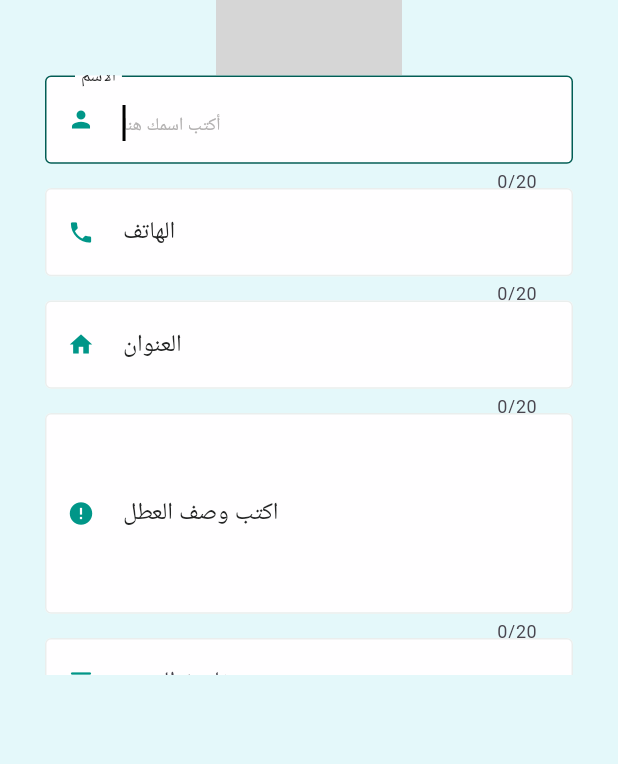
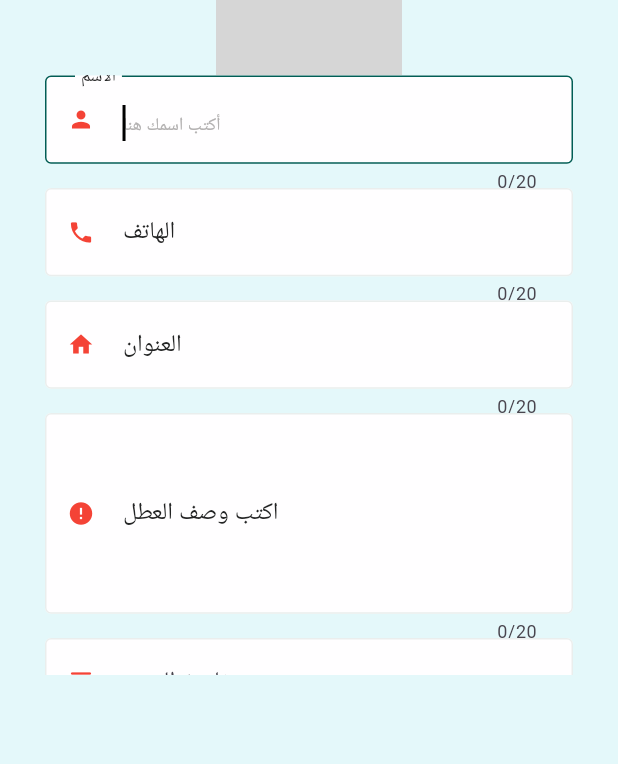
Before and after one commit to abd407/PalFix-1, a Flutter app: the ImageScreen screen opened directly with empty values, on a phone screen of 412 x 824 dp. Shown: the part 194-958 px from the top of the screen. Run offline on Flutter 3.47's test engine with Material 3 defaults, Android fonts, the phone set to English and light mode, and no system bars; our stand-ins replace animated_splash_screen, cached_network_image, carousel_slider, connectivity_plus, flutter_custom_clippers, flutter_social_button and 3 more; missing offline and left inert: dart:ffi; network calls fail; project files that could hold a hidden picture were left out; grey boxes are pictures that could not be loaded.

Commit message:
Validation Is Working

```diff
--- a/lib/services/ApiController.dart
+++ b/lib/services/ApiController.dart
@@ -95,7 +95,14 @@ class ApiController {
 //-------------------------- From API ----------------------------//
 //----------------------------------------------------------------//
 
-  static Future<String> postAppointment() async {
+  static Future<String> postAppointment(
+    String name,
+    String phone,
+    String date,
+    String address,
+    String notes,
+    String id_service,
+  ) async {
     var client = http.Client();
 
     var uri = Uri.parse("https://palfix.ps/api/Home/insert_appointment");
@@ -103,12 +110,12 @@ class ApiController {
     var result = "";
     final response = await client
         .post(uri, body: {
-          "appointment_name": "Hamza",
-          "appointment_tel": "599222190",
-          "appointment_address": "gaza - khanyounis",
-          "appointment_notes": "test test test test test ",
+          "appointment_name": name,
+          "appointment_tel": phone,
+          "appointment_address": address,
+          "appointment_notes": notes,
           "appointment_date": "2024-05-03 12:18:00",
-          "services_id": "16",
+          "services_id": id_service,
         })
         .then((value) => result = value.statusCode.toString())
         .onError((error, stackTrace) => result = error.toString());
--- a/lib/views/PopUpScreen.dart
+++ b/lib/views/PopUpScreen.dart
@@ -12,7 +12,9 @@ import 'package:intl/intl.dart';
 class ImageScreen extends StatefulWidget {
   final String url;
   final String title;
-  const ImageScreen(this.url, this.title);
+  final String servic_id;
+
+  const ImageScreen(this.url, this.title, this.servic_id);
 
   pushToHome(BuildContext context) {
     Navigator.of(context).push(
@@ -21,13 +23,14 @@ class ImageScreen extends StatefulWidget {
   }
 
   @override
-  _MyImageScreen createState() => _MyImageScreen(url, title);
+  _MyImageScreen createState() => _MyImageScreen(url, title, servic_id);
 }
 
 // ignore: unused_element
 class _MyImageScreen extends State<ImageScreen> {
   final String url;
   final String title;
+  final String servic_id;
 
   String name = "";
   var nameIsNotEmpty = false;
@@ -40,12 +43,62 @@ class _MyImageScreen extends State<ImageScreen> {
   String problem = "";
   var problemIsNotEmpty = false;
 
-  _MyImageScreen(this.url, this.title);
+  var isValediate = false;
+  String ValidationString = "";
+  _MyImageScreen(this.url, this.title, this.servic_id);
 
   @override
   void initState() {
     dateInput.text = ""; //set the initial value of text field
     super.initState();
+  }
+
+
+  //------------------------------------------------------------------------------------//
+  //------------------------------- Valediate Function ---------------------------------//
+  //------------------------------------------------------------------------------------//
+  String Validate() {
+    String result = "";
+
+    if (name == "") {
+      result += " الاسم ";
+    }
+
+    if (problem == "") {
+      result += " المشكلة  ";
+    }
+
+    if (date == "") {
+      result += " الموعد   ";
+    }
+
+    if (address == "") {
+      result += " العنوان   ";
+    }
+
+    if (phone == "") {
+      result += " رقم الهاتف   ";
+    }
+    print("----------------- Result ---------------");
+    print(result);
+    print("----------------- Result ---------------");
+
+    if (result != "") {
+      result = "الرجاء ادخال البيانات التالية $result";
+      setState(() {
+        ValidationString = result;
+        isValediate = true;
+      });
+    } else {
+      setState(() {
+        ValidationString = result;
+        isValediate = false;
+        //ApiController.postAppointment(
+        //  name, phone, date, address, problem, servic_id);
+        print("$name\n$phone\n$date\n$address\n$problem\n$servic_id");
+      });
+    }
+    return result;
   }
 
   //------------------------------------------------------------------------------------//
@@ -101,8 +154,10 @@ class _MyImageScreen extends State<ImageScreen> {
                               onChanged: (val) {
                                 setState(() {
                                   name = val;
-                                  nameIsNotEmpty = val == "" ? false : true;
+                                  nameIsNotEmpty = name == "" ? false : true;
+
                                 });
+                                print(name);
                               },
                               autofocus: true,
                               cursorColor: Colors.black,
@@ -113,7 +168,7 @@ class _MyImageScreen extends State<ImageScreen> {
                                 prefixIcon: Icon(
                                   Icons.person,
                                   color:
-                                      nameIsNotEmpty ? Colors.red : Colors.teal,
+                                      nameIsNotEmpty ? Colors.teal : Colors.red,
                                 ),
                                 hintText: 'أكتب اسمك هنا',
                                 hintStyle: const TextStyle(
@@ -158,7 +213,7 @@ class _MyImageScreen extends State<ImageScreen> {
                               onChanged: (val) {
                                 setState(() {
                                   phone = val;
-                                  phoneIsNotEmpty = val == "" ? true : false;
+                                  phoneIsNotEmpty = phone == "" ? false : true;
                                 });
                               },
                               cursorColor: Colors.black,
@@ -169,8 +224,8 @@ class _MyImageScreen extends State<ImageScreen> {
                                 prefixIcon: Icon(
                                   Icons.phone,
                                   color: phoneIsNotEmpty
-                                      ? Colors.red
-                                      : Colors.teal,
+                                      ? Colors.teal
+                                      : Colors.red,
                                 ),
                                 hintText: '05x xxx xxxx',
                                 hintStyle: const TextStyle(
@@ -226,8 +281,8 @@ class _MyImageScreen extends State<ImageScreen> {
                                 prefixIcon: Icon(
                                   Icons.home,
                                   color: addressIsNotEmpty
-                                      ? Colors.red
-                                      : Colors.teal,
+                                      ? Colors.teal
+                                      : Colors.red,
                                 ),
                                 hintText: 'أكتب عنوانك هنا',
                                 hintStyle: const TextStyle(
@@ -268,11 +323,13 @@ class _MyImageScreen extends State<ImageScreen> {
                           ///---------------------------------------------------------
                           Container(
                             height: 150,
-                            margin: const EdgeInsets.only(right: 30, left: 30),
+                            margin: EdgeInsets.only(right: 30, left: 30),
                             child: TextField(
                               onChanged: (val) {
                                 setState(() {
                                   problem = val;
+                                  problemIsNotEmpty =
+                                      problem == "" ? false : true;
                                 });
                               },
                               cursorColor: Colors.black,
@@ -281,33 +338,35 @@ class _MyImageScreen extends State<ImageScreen> {
                               minLines: 5,
                               style: const TextStyle(
                                   color: Color.fromARGB(255, 43, 43, 43)),
-                              decoration: const InputDecoration(
+                              decoration: InputDecoration(
                                 prefixIcon: Icon(
                                   Icons.error,
-                                  color: Colors.teal,
+                                  color: problemIsNotEmpty
+                                      ? Colors.teal
+                                      : Colors.red,
                                 ),
                                 hintText: 'العطل',
-                                hintStyle: TextStyle(
+                                hintStyle: const TextStyle(
                                     color: Color(0xFFB3B1B1),
                                     fontSize: 12,
                                     fontWeight: FontWeight.normal),
                                 contentPadding: EdgeInsets.all(20),
                                 isDense: true,
                                 labelText: 'اكتب وصف العطل',
-                                labelStyle: TextStyle(
+                                labelStyle: const TextStyle(
                                     color: Color.fromARGB(255, 35, 36, 36)),
-                                border: OutlineInputBorder(
+                                border: const OutlineInputBorder(
                                   borderSide:
                                       BorderSide(color: Colors.teal),
                                 ),
-                                focusedBorder: OutlineInputBorder(
+                                focusedBorder: const OutlineInputBorder(
                                   borderRadius:
                                       BorderRadius.all(Radius.circular(4)),
                                   borderSide: BorderSide(
                                       width: 1,
                                       color: Color.fromARGB(255, 2, 94, 85)),
                                 ),
-                                enabledBorder: OutlineInputBorder(
+                                enabledBorder: const OutlineInputBorder(
                                   borderRadius:
                                       BorderRadius.all(Radius.circular(4)),
                                   borderSide: BorderSide(
@@ -328,12 +387,18 @@ class _MyImageScreen extends State<ImageScreen> {
                               margin:
                                   const EdgeInsets.only(right: 30, left: 30),
                               child: TextField(
-                                style: TextStyle(
+                                onChanged: (val) {
+                                  setState(() {
+                                    date = val;
+                                    dateIsNotEmpty = date == "" ? false : true;
+                                  });
+                                },
+                                style: const TextStyle(
                                     color: Color.fromARGB(255, 43, 43, 43)),
                                 controller: dateInput,
                                 //editing controller of this TextField
-                                decoration: const InputDecoration(
-                                  hintStyle: TextStyle(
+                                decoration: InputDecoration(
+                                  hintStyle: const TextStyle(
                                       color: Color(0xFFB3B1B1),
                                       fontSize: 12,
                                       fontWeight: FontWeight.normal),
@@ -342,18 +407,21 @@ class _MyImageScreen extends State<ImageScreen> {
 
                                   prefixIcon: Icon(
                                       Icons.calendar_view_day_rounded,
-                                      color: Colors.teal), //icon of text field
+                                    color: addressIsNotEmpty
+                                        ? Colors.teal
+                                        : Colors.red,
+                                  ), //icon of text field
                                     labelText:
                                         "تاريخ الحجز" //label text of field
                                   ,
-                                  focusedBorder: OutlineInputBorder(
+                                  focusedBorder: const OutlineInputBorder(
                                     borderRadius:
                                         BorderRadius.all(Radius.circular(4)),
                                     borderSide: BorderSide(
                                         width: 1,
                                         color: Color.fromARGB(255, 2, 94, 85)),
                                   ),
-                                  enabledBorder: OutlineInputBorder(
+                                  enabledBorder: const OutlineInputBorder(
                                     borderRadius:
                                         BorderRadius.all(Radius.circular(4)),
                                     borderSide: BorderSide(
@@ -384,23 +452,39 @@ class _MyImageScreen extends State<ImageScreen> {
                                         formattedDate); //formatted date output using intl package =>  2021-03-16
                                     setState(() {
                                       dateInput.text =
+                                          formattedDate;
+                                      date =
                                           formattedDate; //set output date to TextField value.
                                     });
                                   } else {}
                                 },
                               )),
+
+                          //--------------------------------------------------------------------//
+                          //------------------------ Valedation Message ------------------------//
+                          //--------------------------------------------------------------------//
+                          Visibility(
+                            visible: isValediate,
+                            child: Container(
+                                height: 150,
+                                margin: EdgeInsets.only(right: 30, left: 30),
+                                child: Text(ValidationString)),
+                          ),
+                          //-----------------------------------------------------------------------//
+                          //------------------------------- pock Button ---------------------------//
+                          //-----------------------------------------------------------------------//
                           Container(
                             width: 60,
                             margin:
                                 EdgeInsets.only(right: 30, left: 30, top: 20),
+                            height: 80,
                             child: ElevatedButton(
                               //style:ButtonStyle()
                               onPressed: () {
-                                ApiController.postAppointment();
+                                Validate();
                               },
                               child: const Text('أحجز موعدا الآن'),
                             ),
-                            height: 80,
                           ),
                         ],
                       ))
```
Also changed, not shown: lib/views/user_Dashbord.dart (+9 -2 lines).
